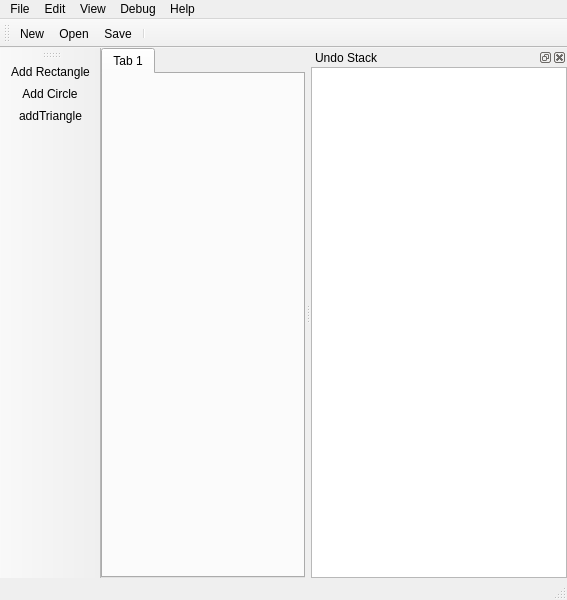
The window that source/workstation/mainwindow.ui (leelab/picto-public) describes before a commit, drawn with Qt 5.
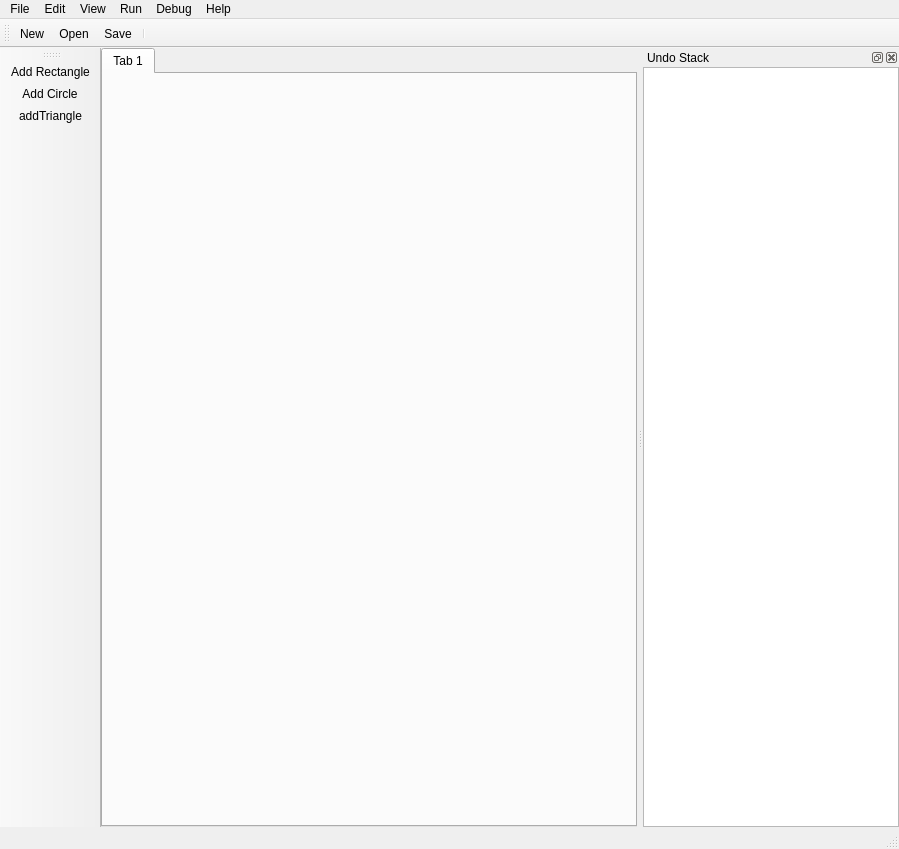
The same window after the commit. Icons and pictures are not drawn.

Diff of the .ui file:
```diff
--- a/source/workstation/mainwindow.ui
+++ b/source/workstation/mainwindow.ui
@@ -1,12 +1,12 @@
 <ui version="4.0" >
  <class>MainWindow</class>
- <widget class="QMainWindow" name="MainWindow" >
-  <property name="geometry" >
+ <widget class="QMainWindow" name="MainWindow">
+  <property name="geometry">
    <rect>
     <x>0</x>
     <y>0</y>
-    <width>567</width>
-    <height>600</height>
+    <width>899</width>
+    <height>849</height>
    </rect>
   </property>
   <property name="iconSize" >
@@ -37,17 +37,17 @@
     </item>
    </layout>
   </widget>
-  <widget class="QMenuBar" name="menubar" >
-   <property name="geometry" >
+  <widget class="QMenuBar" name="menubar">
+   <property name="geometry">
     <rect>
      <x>0</x>
      <y>0</y>
-     <width>567</width>
-     <height>27</height>
+     <width>899</width>
+     <height>22</height>
     </rect>
    </property>
-   <widget class="QMenu" name="menuFile" >
-    <property name="title" >
+   <widget class="QMenu" name="menuFile">
+    <property name="title">
      <string>File</string>
     </property>
     <addaction name="actionNew" />
@@ -56,38 +56,46 @@
     <addaction name="separator" />
     <addaction name="actionExit" />
    </widget>
-    <widget class="QMenu" name="menuShape" >
-      <property name="title" >
-        <string>Edit</string>
-      </property>
-      <addaction name="actionAddCircle" />
-      <addaction name="actionAddRectangle" />
-      <addaction name="actionAddTriangle" />
-      <addaction name="actionRemoveShape" />
-    </widget>
-    <widget class="QMenu" name="menuView" >
-      <property name="title" >
-        <string>View</string>
-      </property>
-      <addaction name="actionToggleClipping" />
-    </widget>
-    <widget class="QMenu" name="menuDebug" >
-      <property name="title" >
-        <string>Debug</string>
-      </property>
-      <addaction name="actionDebug" />
-    </widget>
-    <widget class="QMenu" name="menuHelp" >
-    <property name="title" >
+   <widget class="QMenu" name="menuShape">
+    <property name="title">
+     <string>Edit</string>
+    </property>
+    <addaction name="actionAddCircle"/>
+    <addaction name="actionAddRectangle"/>
+    <addaction name="actionAddTriangle"/>
+    <addaction name="actionRemoveShape"/>
+   </widget>
+   <widget class="QMenu" name="menuView">
+    <property name="title">
+     <string>View</string>
+    </property>
+    <addaction name="actionToggleClipping"/>
+   </widget>
+   <widget class="QMenu" name="menuDebug">
+    <property name="title">
+     <string>Debug</string>
+    </property>
+    <addaction name="actionDebug"/>
+   </widget>
+   <widget class="QMenu" name="menuHelp">
+    <property name="title">
      <string>Help</string>
     </property>
     <addaction name="actionAbout" />
    </widget>
-   <addaction name="menuFile" />
-   <addaction name="menuShape" />
-   <addaction name="menuView" />
-   <addaction name="menuDebug" />
-   <addaction name="menuHelp" />
+   <widget class="QMenu" name="menuRun">
+    <property name="title">
+     <string>Run</string>
+    </property>
+    <addaction name="actionLoad_Experiment"/>
+    <addaction name="actionRun_Task"/>
+   </widget>
+   <addaction name="menuFile"/>
+   <addaction name="menuShape"/>
+   <addaction name="menuView"/>
+   <addaction name="menuRun"/>
+   <addaction name="menuDebug"/>
+   <addaction name="menuHelp"/>
   </widget>
   <widget class="QStatusBar" name="statusbar" />
   <widget class="QToolBar" name="toolBar" >
@@ -103,10 +111,10 @@
    <attribute name="toolBarBreak" >
     <bool>false</bool>
    </attribute>
-   <addaction name="actionNew" />
-   <addaction name="actionOpen" />
-   <addaction name="actionSave" />
-   <addaction name="separator" />
+   <addaction name="actionNew"/>
+   <addaction name="actionOpen"/>
+   <addaction name="actionSave"/>
+   <addaction name="separator"/>
   </widget>
   <widget class="QToolBar" name="shapeToolBar" >
    <property name="windowTitle" >
@@ -121,9 +129,9 @@
    <attribute name="toolBarBreak" >
     <bool>false</bool>
    </attribute>
-   <addaction name="actionAddRectangle" />
-   <addaction name="actionAddCircle" />
-   <addaction name="actionAddTriangle" />
+   <addaction name="actionAddRectangle"/>
+   <addaction name="actionAddCircle"/>
+   <addaction name="actionAddTriangle"/>
   </widget>
   <widget class="QDockWidget" name="dockWidget" >
    <property name="windowTitle" >
@@ -132,14 +140,14 @@
    <attribute name="dockWidgetArea" >
     <number>2</number>
    </attribute>
-   <widget class="QWidget" name="dockWidgetContents" >
-    <layout class="QVBoxLayout" >
-     <property name="margin" >
-      <number>0</number>
-     </property>
-     <property name="spacing" >
+   <widget class="QWidget" name="dockWidgetContents">
+    <layout class="QVBoxLayout">
+     <property name="spacing">
       <number>4</number>
      </property>
+     <property name="margin">
+      <number>0</number>
+     </property>
      <item>
       <widget class="QUndoView" name="undoView" >
        <property name="alternatingRowColors" >
```
Left out of the diff: 168 changed lines with no effect on the pictures.
